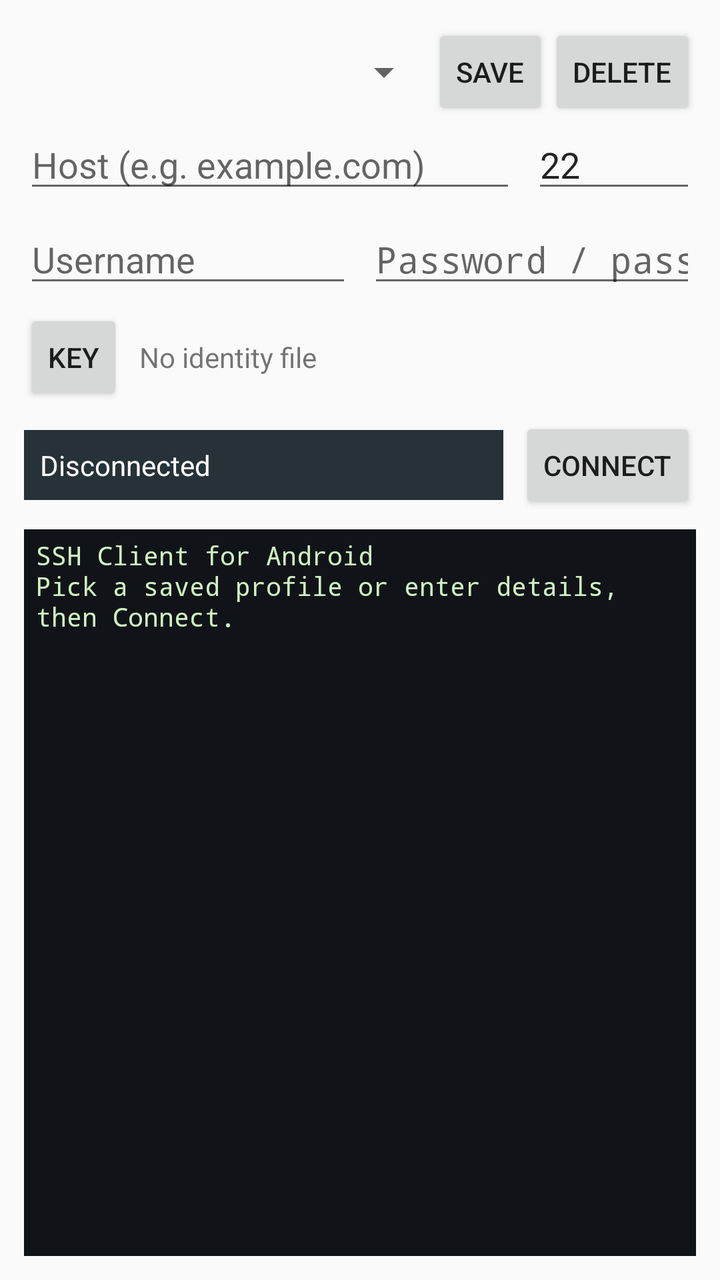
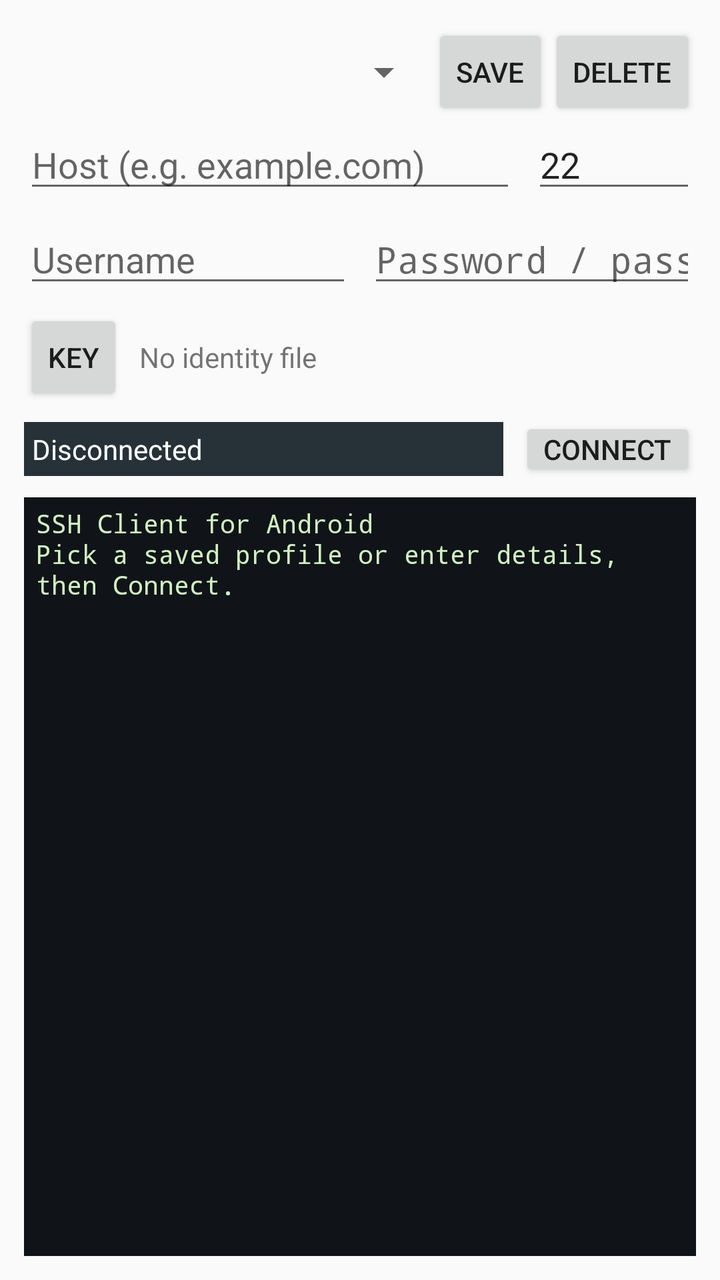

Two renders of the same Android screen: before a commit and after it. Below are the layout's source before the change and the commit's diff.
<!-- AndroidManifest.xml: application theme android:Theme.Material.Light.NoActionBar -->
<!-- res/layout/activity_main.xml -->
<?xml version="1.0" encoding="utf-8"?>
<LinearLayout xmlns:android="http://schemas.android.com/apk/res/android"
    android:layout_width="match_parent"
    android:layout_height="match_parent"
    android:orientation="vertical"
    android:padding="12dp"
    android:fitsSystemWindows="true">

    <LinearLayout
        android:id="@+id/panelConnection"
        android:layout_width="match_parent"
        android:layout_height="wrap_content"
        android:orientation="vertical">

        
        <LinearLayout
            android:layout_width="match_parent"
            android:layout_height="wrap_content"
            android:orientation="horizontal"
            android:gravity="center_vertical">

            <Spinner
                android:id="@+id/spinnerProfiles"
                android:layout_width="0dp"
                android:layout_height="wrap_content"
                android:layout_weight="1" />

            <Button
                android:id="@+id/btnSave"
                style="?android:attr/buttonStyleSmall"
                android:layout_width="wrap_content"
                android:layout_height="wrap_content"
                android:text="@string/action_save" />

            <Button
                android:id="@+id/btnDelete"
                style="?android:attr/buttonStyleSmall"
                android:layout_width="wrap_content"
                android:layout_height="wrap_content"
                android:text="@string/action_delete" />
        </LinearLayout>

        
        <LinearLayout
            android:layout_width="match_parent"
            android:layout_height="wrap_content"
            android:orientation="horizontal">

            <EditText
                android:id="@+id/editHost"
                android:layout_width="0dp"
                android:layout_height="wrap_content"
                android:layout_weight="3"
                android:hint="@string/hint_host"
                android:inputType="textUri"
                android:imeOptions="actionNext"
                android:singleLine="true" />

            <EditText
                android:id="@+id/editPort"
                android:layout_width="0dp"
                android:layout_height="wrap_content"
                android:layout_weight="1"
                android:layout_marginStart="8dp"
                android:hint="@string/hint_port"
                android:text="22"
                android:inputType="number"
                android:singleLine="true"
                android:imeOptions="actionNext" />
        </LinearLayout>

        <LinearLayout
            android:layout_width="match_parent"
            android:layout_height="wrap_content"
            android:layout_marginTop="6dp"
            android:orientation="horizontal">

            <EditText
                android:id="@+id/editUser"
                android:layout_width="0dp"
                android:layout_height="wrap_content"
                android:layout_weight="1"
                android:hint="@string/hint_user"
                android:inputType="text"
                android:singleLine="true"
                android:imeOptions="actionNext"
                android:autofillHints="username" />

            <EditText
                android:id="@+id/editPassword"
                android:layout_width="0dp"
                android:layout_height="wrap_content"
                android:layout_weight="1"
                android:layout_marginStart="8dp"
                android:hint="@string/hint_password"
                android:inputType="textPassword"
                android:singleLine="true"
                android:imeOptions="actionDone"
                android:autofillHints="password" />
        </LinearLayout>

        
        <LinearLayout
            android:layout_width="match_parent"
            android:layout_height="wrap_content"
            android:layout_marginTop="6dp"
            android:orientation="horizontal"
            android:gravity="center_vertical">

            <Button
                android:id="@+id/btnImportKey"
                style="?android:attr/buttonStyleSmall"
                android:layout_width="wrap_content"
                android:layout_height="wrap_content"
                android:text="@string/action_import_key" />

            <TextView
                android:id="@+id/txtIdentity"
                android:layout_width="0dp"
                android:layout_height="wrap_content"
                android:layout_weight="1"
                android:layout_marginStart="8dp"
                android:text="@string/identity_none"
                android:singleLine="true"
                android:ellipsize="middle" />
        </LinearLayout>
    </LinearLayout>

    <LinearLayout
        android:layout_width="match_parent"
        android:layout_height="wrap_content"
        android:layout_marginTop="6dp"
        android:orientation="horizontal"
        android:gravity="center_vertical">

        <TextView
            android:id="@+id/txtStatus"
            android:layout_width="0dp"
            android:layout_height="wrap_content"
            android:layout_weight="1"
            android:padding="8dp"
            android:background="@color/status_bar"
            android:textColor="@color/status_text"
            android:text="@string/status_disconnected"
            android:singleLine="true"
            android:ellipsize="end" />

        <Button
            android:id="@+id/btnConnect"
            android:layout_width="wrap_content"
            android:layout_height="wrap_content"
            android:layout_marginStart="8dp"
            android:text="@string/action_connect" />
    </LinearLayout>

    
    <include layout="@layout/key_toolbar" />

    
    <ScrollView
        android:id="@+id/scrollOutput"
        android:layout_width="match_parent"
        android:layout_height="0dp"
        android:layout_weight="1"
        android:layout_marginTop="8dp"
        android:background="@color/terminal_bg"
        android:padding="6dp"
        android:scrollbars="vertical"
        android:fillViewport="true">

        <EditText
            android:id="@+id/txtOutput"
            android:layout_width="match_parent"
            android:layout_height="wrap_content"
            android:background="@null"
            android:fontFamily="monospace"
            android:includeFontPadding="false"
            android:textColor="@color/terminal_fg"
            android:textSize="13sp"
            android:gravity="top"
            android:inputType="textMultiLine|textNoSuggestions|textVisiblePassword"
            android:imeOptions="actionNone|flagNoExtractUi"
            android:enabled="false"
            android:text="@string/welcome_banner" />
    </ScrollView>
</LinearLayout>
<!-- res/layout/key_toolbar.xml (included above) -->
<?xml version="1.0" encoding="utf-8"?>
<HorizontalScrollView xmlns:android="http://schemas.android.com/apk/res/android"
    android:id="@+id/keyToolbar"
    android:layout_width="match_parent"
    android:layout_height="wrap_content"
    android:visibility="gone"
    android:scrollbars="none">

    <LinearLayout
        android:layout_width="wrap_content"
        android:layout_height="wrap_content"
        android:orientation="horizontal">

        <Button android:id="@+id/keyEsc" style="?android:attr/buttonStyleSmall" android:layout_width="wrap_content" android:layout_height="wrap_content" android:text="@string/key_esc" />
        <Button android:id="@+id/keyTab" style="?android:attr/buttonStyleSmall" android:layout_width="wrap_content" android:layout_height="wrap_content" android:text="@string/key_tab" />
        <Button android:id="@+id/keyCtrlC" style="?android:attr/buttonStyleSmall" android:layout_width="wrap_content" android:layout_height="wrap_content" android:text="@string/key_ctrl_c" />
        <Button android:id="@+id/keyCtrlD" style="?android:attr/buttonStyleSmall" android:layout_width="wrap_content" android:layout_height="wrap_content" android:text="@string/key_ctrl_d" />
        <Button android:id="@+id/keyUp" style="?android:attr/buttonStyleSmall" android:layout_width="wrap_content" android:layout_height="wrap_content" android:text="@string/key_up" />
        <Button android:id="@+id/keyDown" style="?android:attr/buttonStyleSmall" android:layout_width="wrap_content" android:layout_height="wrap_content" android:text="@string/key_down" />
        <Button android:id="@+id/keyLeft" style="?android:attr/buttonStyleSmall" android:layout_width="wrap_content" android:layout_height="wrap_content" android:text="@string/key_left" />
        <Button android:id="@+id/keyRight" style="?android:attr/buttonStyleSmall" android:layout_width="wrap_content" android:layout_height="wrap_content" android:text="@string/key_right" />
        <Button android:id="@+id/keyCtrlA" style="?android:attr/buttonStyleSmall" android:layout_width="wrap_content" android:layout_height="wrap_content" android:text="@string/key_ctrl_a" />
        <Button android:id="@+id/keyCtrlE" style="?android:attr/buttonStyleSmall" android:layout_width="wrap_content" android:layout_height="wrap_content" android:text="@string/key_ctrl_e" />
        <Button android:id="@+id/keyCtrlB" style="?android:attr/buttonStyleSmall" android:layout_width="wrap_content" android:layout_height="wrap_content" android:text="@string/key_ctrl_b" />
        <Button android:id="@+id/keyCtrlZ" style="?android:attr/buttonStyleSmall" android:layout_width="wrap_content" android:layout_height="wrap_content" android:text="@string/key_ctrl_z" />
        <Button android:id="@+id/keyFontUp" style="?android:attr/buttonStyleSmall" android:layout_width="wrap_content" android:layout_height="wrap_content" android:text="@string/key_font_up" />
        <Button android:id="@+id/keyFontDown" style="?android:attr/buttonStyleSmall" android:layout_width="wrap_content" android:layout_height="wrap_content" android:text="@string/key_font_down" />
    </LinearLayout>
</HorizontalScrollView>
<!-- resources referenced by this layout -->
<resources>
  <color name="status_bar">#FF263238</color>
  <color name="status_text">#FFFFFFFF</color>
  <color name="terminal_bg">#FF101418</color>
  <color name="terminal_fg">#FFD0F0C0</color>
  <string name="action_connect">Connect</string>
  <string name="action_delete">Delete</string>
  <string name="action_import_key">Key</string>
  <string name="action_save">Save</string>
  <string name="hint_host">Host (e.g. example.com)</string>
  <string name="hint_password">Password / passphrase</string>
  <string name="hint_port">Port</string>
  <string name="hint_user">Username</string>
  <string name="identity_none">No identity file</string>
  <string name="key_ctrl_a">Ctrl+A</string>
  <string name="key_ctrl_b">Ctrl+B</string>
  <string name="key_ctrl_c">Ctrl+C</string>
  <string name="key_ctrl_d">Ctrl+D</string>
  <string name="key_ctrl_e">Ctrl+E</string>
  <string name="key_ctrl_z">Ctrl+Z</string>
  <string name="key_down">▼</string>
  <string name="key_esc">ESC</string>
  <string name="key_font_down">A-</string>
  <string name="key_font_up">A+</string>
  <string name="key_left">◀</string>
  <string name="key_right">▶</string>
  <string name="key_tab">TAB</string>
  <string name="key_up">▲</string>
  <string name="status_disconnected">Disconnected</string>
  <string name="welcome_banner">SSH Client for Android\nPick a saved profile or enter details, then Connect.</string>
</resources>

<!-- the commit's change to res/layout/activity_main.xml (unified diff, before → after) -->
@@ -138,7 +138,7 @@
             android:layout_width="0dp"
             android:layout_height="wrap_content"
             android:layout_weight="1"
-            android:padding="8dp"
+            android:padding="@dimen/status_bar_padding"
             android:background="@color/status_bar"
             android:textColor="@color/status_text"
             android:text="@string/status_disconnected"
@@ -147,6 +147,7 @@
 
         <Button
             android:id="@+id/btnConnect"
+            style="@style/KeyToolbarButton"
             android:layout_width="wrap_content"
             android:layout_height="wrap_content"
             android:layout_marginStart="8dp"
@@ -198,19 +199,19 @@
         android:layout_height="wrap_content"
         android:orientation="horizontal">
 
-        <Button android:id="@+id/keyEsc" style="?android:attr/buttonStyleSmall" android:layout_width="wrap_content" android:layout_height="wrap_content" android:text="@string/key_esc" />
-        <Button android:id="@+id/keyTab" style="?android:attr/buttonStyleSmall" android:layout_width="wrap_content" android:layout_height="wrap_content" android:text="@string/key_tab" />
-        <Button android:id="@+id/keyCtrlC" style="?android:attr/buttonStyleSmall" android:layout_width="wrap_content" android:layout_height="wrap_content" android:text="@string/key_ctrl_c" />
-        <Button android:id="@+id/keyCtrlD" style="?android:attr/buttonStyleSmall" android:layout_width="wrap_content" android:layout_height="wrap_content" android:text="@string/key_ctrl_d" />
-        <Button android:id="@+id/keyUp" style="?android:attr/buttonStyleSmall" android:layout_width="wrap_content" android:layout_height="wrap_content" android:text="@string/key_up" />
-        <Button android:id="@+id/keyDown" style="?android:attr/buttonStyleSmall" android:layout_width="wrap_content" android:layout_height="wrap_content" android:text="@string/key_down" />
-        <Button android:id="@+id/keyLeft" style="?android:attr/buttonStyleSmall" android:layout_width="wrap_content" android:layout_height="wrap_content" android:text="@string/key_left" />
-        <Button android:id="@+id/keyRight" style="?android:attr/buttonStyleSmall" android:layout_width="wrap_content" android:layout_height="wrap_content" android:text="@string/key_right" />
-        <Button android:id="@+id/keyCtrlA" style="?android:attr/buttonStyleSmall" android:layout_width="wrap_content" android:layout_height="wrap_content" android:text="@string/key_ctrl_a" />
-        <Button android:id="@+id/keyCtrlE" style="?android:attr/buttonStyleSmall" android:layout_width="wrap_content" android:layout_height="wrap_content" android:text="@string/key_ctrl_e" />
-        <Button android:id="@+id/keyCtrlB" style="?android:attr/buttonStyleSmall" android:layout_width="wrap_content" android:layout_height="wrap_content" android:text="@string/key_ctrl_b" />
-        <Button android:id="@+id/keyCtrlZ" style="?android:attr/buttonStyleSmall" android:layout_width="wrap_content" android:layout_height="wrap_content" android:text="@string/key_ctrl_z" />
-        <Button android:id="@+id/keyFontUp" style="?android:attr/buttonStyleSmall" android:layout_width="wrap_content" android:layout_height="wrap_content" android:text="@string/key_font_up" />
-        <Button android:id="@+id/keyFontDown" style="?android:attr/buttonStyleSmall" android:layout_width="wrap_content" android:layout_height="wrap_content" android:text="@string/key_font_down" />
+        <Button android:id="@+id/keyEsc" style="@style/KeyToolbarButton" android:layout_width="wrap_content" android:layout_height="wrap_content" android:text="@string/key_esc" />
+        <Button android:id="@+id/keyTab" style="@style/KeyToolbarButton" android:layout_width="wrap_content" android:layout_height="wrap_content" android:text="@string/key_tab" />
+        <Button android:id="@+id/keyCtrlC" style="@style/KeyToolbarButton" android:layout_width="wrap_content" android:layout_height="wrap_content" android:text="@string/key_ctrl_c" />
+        <Button android:id="@+id/keyCtrlD" style="@style/KeyToolbarButton" android:layout_width="wrap_content" android:layout_height="wrap_content" android:text="@string/key_ctrl_d" />
+        <Button android:id="@+id/keyUp" style="@style/KeyToolbarButton" android:layout_width="wrap_content" android:layout_height="wrap_content" android:text="@string/key_up" />
+        <Button android:id="@+id/keyDown" style="@style/KeyToolbarButton" android:layout_width="wrap_content" android:layout_height="wrap_content" android:text="@string/key_down" />
+        <Button android:id="@+id/keyLeft" style="@style/KeyToolbarButton" android:layout_width="wrap_content" android:layout_height="wrap_content" android:text="@string/key_left" />
+        <Button android:id="@+id/keyRight" style="@style/KeyToolbarButton" android:layout_width="wrap_content" android:layout_height="wrap_content" android:text="@string/key_right" />
+        <Button android:id="@+id/keyCtrlA" style="@style/KeyToolbarButton" android:layout_width="wrap_content" android:layout_height="wrap_content" android:text="@string/key_ctrl_a" />
+        <Button android:id="@+id/keyCtrlE" style="@style/KeyToolbarButton" android:layout_width="wrap_content" android:layout_height="wrap_content" android:text="@string/key_ctrl_e" />
+        <Button android:id="@+id/keyCtrlB" style="@style/KeyToolbarButton" android:layout_width="wrap_content" android:layout_height="wrap_content" android:text="@string/key_ctrl_b" />
+        <Button android:id="@+id/keyCtrlZ" style="@style/KeyToolbarButton" android:layout_width="wrap_content" android:layout_height="wrap_content" android:text="@string/key_ctrl_z" />
+        <Button android:id="@+id/keyFontUp" style="@style/KeyToolbarButton" android:layout_width="wrap_content" android:layout_height="wrap_content" android:text="@string/key_font_up" />
+        <Button android:id="@+id/keyFontDown" style="@style/KeyToolbarButton" android:layout_width="wrap_content" android:layout_height="wrap_content" android:text="@string/key_font_down" />
     </LinearLayout>
 </HorizontalScrollView>
<!-- resource entries referenced after the edit -->
@@ -4,6 +4,7 @@
   <color name="status_text">#FFFFFFFF</color>
   <color name="terminal_bg">#FF101418</color>
   <color name="terminal_fg">#FFD0F0C0</color>
+  <dimen name="status_bar_padding">4dp</dimen>
   <string name="action_connect">Connect</string>
   <string name="action_delete">Delete</string>
   <string name="action_import_key">Key</string>
@@ -29,5 +30,13 @@
   <string name="key_up">▲</string>
   <string name="status_disconnected">Disconnected</string>
   <string name="welcome_banner">SSH Client for Android\nPick a saved profile or enter details, then Connect.</string>
+  <style name="KeyToolbarButton" parent="android:Widget.Material.Button.Small">
+          <item name="android:minHeight">@dimen/chrome_button_min_height</item>
+          <item name="android:minWidth">0dp</item>
+          <item name="android:paddingTop">@dimen/chrome_button_vertical_padding</item>
+          <item name="android:paddingBottom">@dimen/chrome_button_vertical_padding</item>
+      </style>
+  <dimen name="chrome_button_min_height">32dp</dimen>
+  <dimen name="chrome_button_vertical_padding">4dp</dimen>
 </resources>
 
